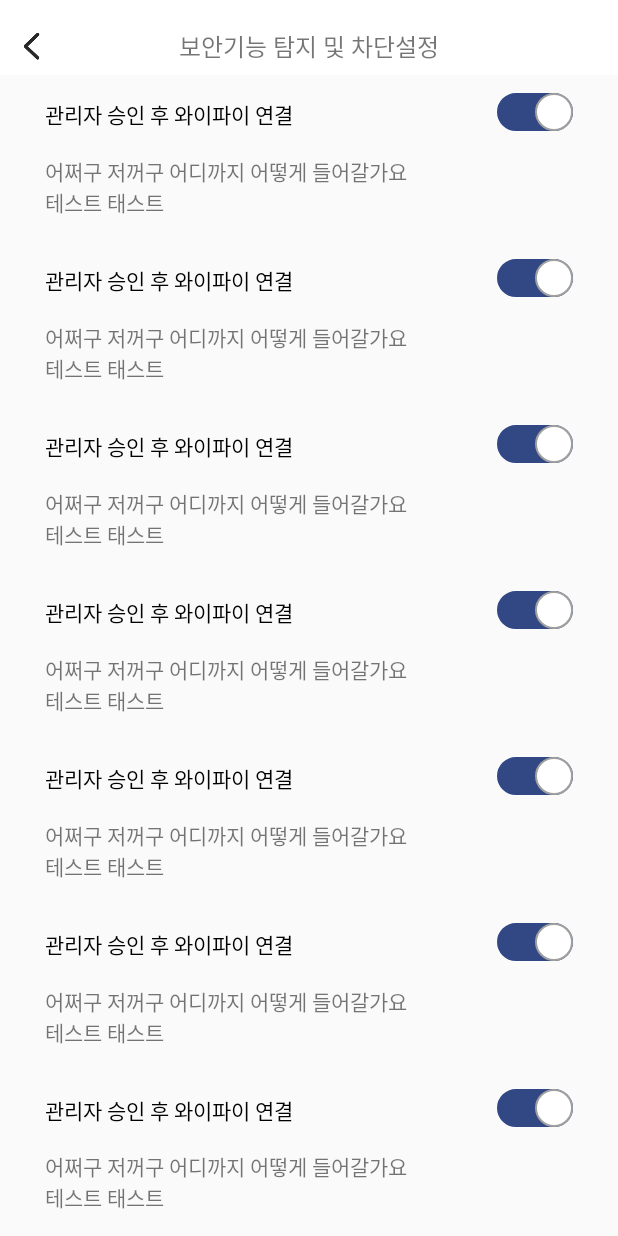
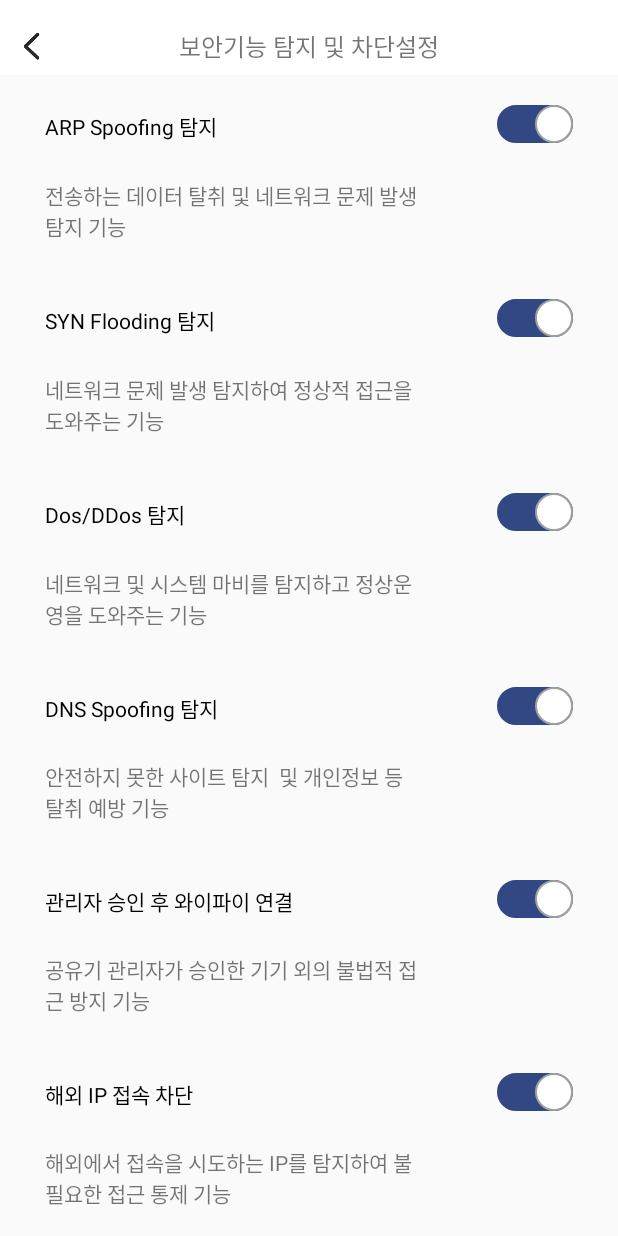
Before and after one commit to 2020-Fido-Awsome/Awsome-Android, an Android app: the SecurityActivity screen opened directly, with no data from a screen before it, on a phone screen of 412 x 824 dp. Run offline under Robolectric (Android 15) with nearby library versions, the phone set to English and light mode, and no system bars.

Commit message:
#보안기능 알림 내용 작성 #첫 등록시 등록 버튼 아니콘 수정 #sign in-up 아이콘 수정

```diff
--- a/app/src/main/java/com/entersekt/fido2/fragment_log/LogAdapter.kt
+++ b/app/src/main/java/com/entersekt/fido2/fragment_log/LogAdapter.kt
@@ -5,16 +5,20 @@ import androidx.fragment.app.FragmentManager
 import androidx.fragment.app.FragmentPagerAdapter
 import com.entersekt.fido2.fragment_log.active.ActiveFragment
 import com.entersekt.fido2.fragment_log.security.SecurityFragment
+import kotlinx.android.synthetic.main.activity_log.*
 
 class LogAdapter(fm: FragmentManager):
         FragmentPagerAdapter(fm, BEHAVIOR_RESUME_ONLY_CURRENT_FRAGMENT){
     override fun getItem(position: Int): Fragment {
         return when(position){
-            0 -> SecurityFragment()
+            0 -> SecurityFragment(
+
+            )
             else -> ActiveFragment()
         }
     }
 
+
     override fun getCount() = 2
 
 }
--- a/app/src/main/res/layout/activity_security.xml
+++ b/app/src/main/res/layout/activity_security.xml
@@ -10,7 +10,7 @@
         android:layout_width="0dp"
         android:layout_height="0dp"
         android:orientation="vertical"
-        android:weightSum="7"
+        android:weightSum="6"
         app:layout_constraintBottom_toBottomOf="parent"
         app:layout_constraintEnd_toEndOf="parent"
         app:layout_constraintStart_toStartOf="parent"
@@ -26,8 +26,8 @@
                 android:layout_width="wrap_content"
                 android:layout_height="wrap_content"
                 android:layout_marginStart="30dp"
-                android:layout_marginTop="15dp"
-                android:text="관리자 승인 후 와이파이 연결"
+                android:layout_marginTop="23dp"
+                android:text="ARP Spoofing 탐지"
                 android:textColor="@color/black"
                 app:layout_constraintStart_toStartOf="parent"
                 app:layout_constraintTop_toTopOf="parent" />
@@ -38,22 +38,22 @@
                 android:layout_height="wrap_content"
                 android:layout_marginStart="30dp"
                 android:layout_marginTop="5dp"
-                android:layout_marginBottom="15dp"
-                android:text="어쩌구 저꺼구 어디까지 어떻게 들어갈가요 테스트 태스트"
+                android:layout_marginBottom="18dp"
+                android:text="전송하는 데이터 탈취 및 네트워크 문제 발생 탐지 기능"
                 app:layout_constraintBottom_toBottomOf="parent"
                 app:layout_constraintStart_toStartOf="parent"
-                app:layout_constraintTop_toBottomOf="@+id/txt_ListName" />
+                />
 
             <Switch
                 android:layout_width="wrap_content"
                 android:layout_height="wrap_content"
-                android:layout_marginTop="12dp"
+                android:layout_marginTop="20dp"
                 android:layout_marginEnd="30dp"
+                android:checked="true"
                 android:thumb="@drawable/switch_thumb_off"
                 android:track="@drawable/switch_track_selector"
                 app:layout_constraintEnd_toEndOf="parent"
-                app:layout_constraintTop_toTopOf="parent"
-                android:checked="true" />
+                app:layout_constraintTop_toTopOf="parent" />
         </androidx.constraintlayout.widget.ConstraintLayout>
 
         <androidx.constraintlayout.widget.ConstraintLayout
@@ -66,8 +66,8 @@
                 android:layout_width="wrap_content"
                 android:layout_height="wrap_content"
                 android:layout_marginStart="30dp"
-                android:layout_marginTop="15dp"
-                android:text="관리자 승인 후 와이파이 연결"
+                android:layout_marginTop="23dp"
+                android:text="SYN Flooding 탐지"
                 android:textColor="@color/black"
                 app:layout_constraintStart_toStartOf="parent"
                 app:layout_constraintTop_toTopOf="parent" />
@@ -78,23 +78,23 @@
                 android:layout_height="wrap_content"
                 android:layout_marginStart="30dp"
                 android:layout_marginTop="5dp"
-                android:layout_marginBottom="15dp"
-                android:text="어쩌구 저꺼구 어디까지 어떻게 들어갈가요 테스트 태스트"
+                android:layout_marginBottom="18dp"
+                android:text="네트워크 문제 발생 탐지하여 정상적 접근을 도와주는 기능"
                 app:layout_constraintBottom_toBottomOf="parent"
                 app:layout_constraintStart_toStartOf="parent"
-                app:layout_constraintTop_toBottomOf="@+id/txt_ListName" />
+                 />
 
             <Switch
+                android:id="@+id/switch3"
                 android:layout_width="wrap_content"
-                android:id="@+id/switch3"
                 android:layout_height="wrap_content"
-                android:layout_marginTop="12dp"
+                android:layout_marginTop="20dp"
                 android:layout_marginEnd="30dp"
+                android:checked="true"
                 android:thumb="@drawable/switch_thumb_off"
                 android:track="@drawable/switch_track_selector"
                 app:layout_constraintEnd_toEndOf="parent"
-                app:layout_constraintTop_toTopOf="parent"
-                android:checked="true" />
+                app:layout_constraintTop_toTopOf="parent" />
         </androidx.constraintlayout.widget.ConstraintLayout>
 
         <androidx.constraintlayout.widget.ConstraintLayout
@@ -107,8 +107,8 @@
                 android:layout_width="wrap_content"
                 android:layout_height="wrap_content"
                 android:layout_marginStart="30dp"
-                android:layout_marginTop="15dp"
-                android:text="관리자 승인 후 와이파이 연결"
+                android:layout_marginTop="23dp"
+                android:text="Dos/DDos 탐지"
                 android:textColor="@color/black"
                 app:layout_constraintStart_toStartOf="parent"
                 app:layout_constraintTop_toTopOf="parent" />
@@ -119,23 +119,23 @@
                 android:layout_height="wrap_content"
                 android:layout_marginStart="30dp"
                 android:layout_marginTop="5dp"
-                android:layout_marginBottom="15dp"
-                android:text="어쩌구 저꺼구 어디까지 어떻게 들어갈가요 테스트 태스트"
+                android:layout_marginBottom="18dp"
+                android:text="네트워크 및 시스템 마비를 탐지하고 정상운영을 도와주는 기능"
                 app:layout_constraintBottom_toBottomOf="parent"
                 app:layout_constraintStart_toStartOf="parent"
-                app:layout_constraintTop_toBottomOf="@+id/txt_ListName" />
+                 />
 
             <Switch
+                android:id="@+id/switch4"
                 android:layout_width="wrap_content"
-                android:id="@+id/switch4"
                 android:layout_height="wrap_content"
-                android:layout_marginTop="12dp"
+                android:layout_marginTop="20dp"
                 android:layout_marginEnd="30dp"
+                android:checked="true"
                 android:thumb="@drawable/switch_thumb_off"
                 android:track="@drawable/switch_track_selector"
                 app:layout_constraintEnd_toEndOf="parent"
-                app:layout_constraintTop_toTopOf="parent"
-                android:checked="true" />
+                app:layout_constraintTop_toTopOf="parent" />
         </androidx.constraintlayout.widget.ConstraintLayout>
 
         <androidx.constraintlayout.widget.ConstraintLayout
@@ -148,8 +148,8 @@
                 android:layout_width="wrap_content"
                 android:layout_height="wrap_content"
                 android:layout_marginStart="30dp"
-                android:layout_marginTop="15dp"
-                android:text="관리자 승인 후 와이파이 연결"
+                android:layout_marginTop="23dp"
+                android:text="DNS Spoofing 탐지"
                 android:textColor="@color/black"
                 app:layout_constraintStart_toStartOf="parent"
                 app:layout_constraintTop_toTopOf="parent" />
@@ -160,23 +160,23 @@
                 android:layout_height="wrap_content"
                 android:layout_marginStart="30dp"
                 android:layout_marginTop="5dp"
-                android:layout_marginBottom="15dp"
-                android:text="어쩌구 저꺼구 어디까지 어떻게 들어갈가요 테스트 태스트"
+                android:layout_marginBottom="18dp"
+                android:text="안전하지 못한 사이트 탐지  및 개인정보 등 탈취 예방 기능"
                 app:layout_constraintBottom_toBottomOf="parent"
                 app:layout_constraintStart_toStartOf="parent"
-                app:layout_constraintTop_toBottomOf="@+id/txt_ListName" />
+                 />
 
             <Switch
+                android:id="@+id/switch5"
                 android:layout_width="wrap_content"
-                android:id="@+id/switch5"
                 android:layout_height="wrap_content"
-                android:layout_marginTop="12dp"
+                android:layout_marginTop="20dp"
                 android:layout_marginEnd="30dp"
+                android:checked="true"
                 android:thumb="@drawable/switch_thumb_off"
                 android:track="@drawable/switch_track_selector"
                 app:layout_constraintEnd_toEndOf="parent"
-                app:layout_constraintTop_toTopOf="parent"
-                android:checked="true" />
+                app:layout_constraintTop_toTopOf="parent" />
         </androidx.constraintlayout.widget.ConstraintLayout>
 
         <androidx.constraintlayout.widget.ConstraintLayout
@@ -189,7 +189,7 @@
                 android:layout_width="wrap_content"
                 android:layout_height="wrap_content"
                 android:layout_marginStart="30dp"
-                android:layout_marginTop="15dp"
+                android:layout_marginTop="23dp"
                 android:text="관리자 승인 후 와이파이 연결"
                 android:textColor="@color/black"
                 app:layout_constraintStart_toStartOf="parent"
@@ -201,23 +201,23 @@
                 android:layout_height="wrap_content"
                 android:layout_marginStart="30dp"
                 android:layout_marginTop="5dp"
-                android:layout_marginBottom="15dp"
-                android:text="어쩌구 저꺼구 어디까지 어떻게 들어갈가요 테스트 태스트"
+                android:layout_marginBottom="18dp"
+                android:text="공유기 관리자가 승인한 기기 외의 불법적 접근 방지 기능  "
                 app:layout_constraintBottom_toBottomOf="parent"
                 app:layout_constraintStart_toStartOf="parent"
-                app:layout_constraintTop_toBottomOf="@+id/txt_ListName" />
+                 />
 
             <Switch
+                android:id="@+id/switch6"
                 android:layout_width="wrap_content"
-                android:id="@+id/switch6"
                 android:layout_height="wrap_content"
-                android:layout_marginTop="12dp"
+                android:layout_marginTop="20dp"
                 android:layout_marginEnd="30dp"
+                android:checked="true"
                 android:thumb="@drawable/switch_thumb_off"
                 android:track="@drawable/switch_track_selector"
                 app:layout_constraintEnd_toEndOf="parent"
-                app:layout_constraintTop_toTopOf="parent"
-                android:checked="true" />
+                app:layout_constraintTop_toTopOf="parent" />
         </androidx.constraintlayout.widget.ConstraintLayout>
 
         <androidx.constraintlayout.widget.ConstraintLayout
@@ -230,8 +230,8 @@
                 android:layout_width="wrap_content"
                 android:layout_height="wrap_content"
                 android:layout_marginStart="30dp"
-                android:layout_marginTop="15dp"
-                android:text="관리자 승인 후 와이파이 연결"
+                android:layout_marginTop="23dp"
+                android:text="해외 IP 접속 차단"
                 android:textColor="@color/black"
                 app:layout_constraintStart_toStartOf="parent"
                 app:layout_constraintTop_toTopOf="parent" />
@@ -242,65 +242,25 @@
                 android:layout_height="wrap_content"
                 android:layout_marginStart="30dp"
                 android:layout_marginTop="5dp"
-                android:layout_marginBottom="15dp"
-                android:text="어쩌구 저꺼구 어디까지 어떻게 들어갈가요 테스트 태스트"
+                android:layout_marginBottom="18dp"
+                android:text="해외에서 접속을 시도하는 IP를 탐지하여 불필요한 접근 통제 기능"
                 app:layout_constraintBottom_toBottomOf="parent"
                 app:layout_constraintStart_toStartOf="parent"
-                app:layout_constraintTop_toBottomOf="@+id/txt_ListName" />
+                 />
 
             <Switch
+                android:id="@+id/switch7"
                 android:layout_width="wrap_content"
-                android:id="@+id/switch7"
                 android:layout_height="wrap_content"
-                android:layout_marginTop="12dp"
+                android:layout_marginTop="20dp"
                 android:layout_marginEnd="30dp"
+                android:checked="true"
                 android:thumb="@drawable/switch_thumb_off"
                 android:track="@drawable/switch_track_selector"
                 app:layout_constraintEnd_toEndOf="parent"
-                app:layout_constraintTop_toTopOf="parent"
-                android:checked="true" />
+                app:layout_constraintTop_toTopOf="parent" />
         </androidx.constraintlayout.widget.ConstraintLayout>
 
-        <androidx.constraintlayout.widget.ConstraintLayout
-            android:layout_width="match_parent"
-            android:layout_height="match_parent"
-            android:layout_weight="1">
-
-            <TextView
-                android:id="@+id/textView22"
-                android:layout_width="wrap_content"
-                android:layout_height="wrap_content"
-                android:layout_marginStart="30dp"
-                android:layout_marginTop="15dp"
-                android:text="관리자 승인 후 와이파이 연결"
-                android:textColor="@color/black"
-                app:layout_constraintStart_toStartOf="parent"
-                app:layout_constraintTop_toTopOf="parent" />
-
-            <TextView
-                android:id="@+id/textView21"
-                android:layout_width="250dp"
-                android:layout_height="wrap_content"
-                android:layout_marginStart="30dp"
-                android:layout_marginTop="5dp"
-                android:layout_marginBottom="15dp"
-                android:text="어쩌구 저꺼구 어디까지 어떻게 들어갈가요 테스트 태스트"
-                app:layout_constraintBottom_toBottomOf="parent"
-                app:layout_constraintStart_toStartOf="parent"
-                app:layout_constraintTop_toBottomOf="@+id/txt_ListName" />
-
-            <Switch
-                android:layout_width="wrap_content"
-                android:id="@+id/switch8"
-                android:layout_height="wrap_content"
-                android:layout_marginTop="12dp"
-                android:layout_marginEnd="30dp"
-                android:thumb="@drawable/switch_thumb_off"
-                android:track="@drawable/switch_track_selector"
-                app:layout_constraintEnd_toEndOf="parent"
-                app:layout_constraintTop_toTopOf="parent"
-                android:checked="true" />
-        </androidx.constraintlayout.widget.ConstraintLayout>
     </LinearLayout>
 
     <androidx.constraintlayout.widget.ConstraintLayout
--- a/app/src/main/res/layout/activity_sign.xml
+++ b/app/src/main/res/layout/activity_sign.xml
@@ -13,7 +13,7 @@
         android:layout_marginStart="20dp"
         android:layout_marginEnd="20dp"
         android:layout_marginBottom="15dp"
-        android:background="@drawable/sign_in"
+        android:background="@drawable/sign_up"
         android:text="Button"
         app:layout_constraintBottom_toTopOf="@+id/btn_Authn"
         app:layout_constraintEnd_toEndOf="parent"
@@ -26,7 +26,7 @@
         android:layout_marginStart="20dp"
         android:layout_marginEnd="20dp"
         android:layout_marginBottom="70dp"
-        android:background="@drawable/sign_up"
+        android:background="@drawable/sign_in"
         android:text="Button"
         app:layout_constraintBottom_toBottomOf="parent"
         app:layout_constraintEnd_toEndOf="parent"
--- a/app/src/main/res/layout/activity_store.xml
+++ b/app/src/main/res/layout/activity_store.xml
@@ -13,8 +13,8 @@
         android:layout_marginStart="80dp"
         android:layout_marginTop="25dp"
         android:layout_marginEnd="80dp"
+        android:background="@drawable/reg_ok"
         android:stateListAnimator="@null"
-        android:background="@drawable/done_btn"
         app:layout_constraintEnd_toEndOf="parent"
         app:layout_constraintStart_toStartOf="parent"
         app:layout_constraintTop_toBottomOf="@+id/txt_ckpwd" />
```
Also changed, not shown: app/src/main/res/drawable-xxhdpi/reg_ok.png (added), app/src/main/res/mipmap-hdpi/icon.png (added), app/src/main/res/mipmap-hdpi/login.png (added), app/src/main/res/mipmap-hdpi/reg_ok.png (added), app/src/main/res/mipmap-hdpi/safe.png (added), app/src/main/res/mipmap-hdpi/warning.png (added), app/src/main/res/mipmap-mdpi/icon.png (added), app/src/main/res/mipmap-mdpi/login.png (added), app/src/main/res/mipmap-mdpi/reg_ok.png (added), app/src/main/res/mipmap-mdpi/safe.png (added), app/src/main/res/mipmap-mdpi/warning.png (added).
